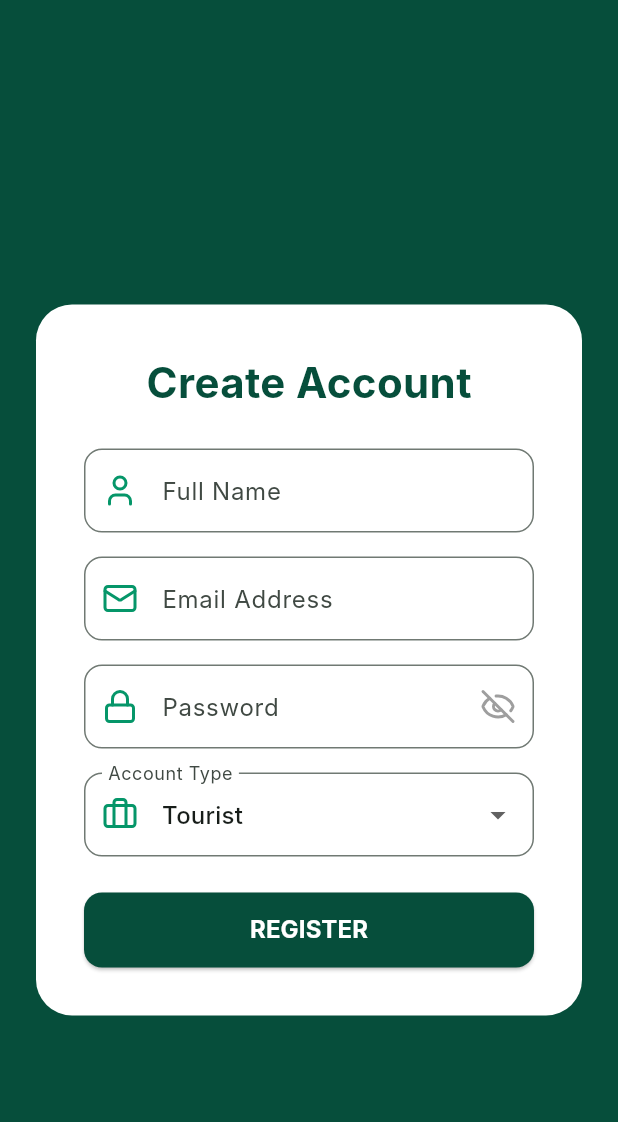
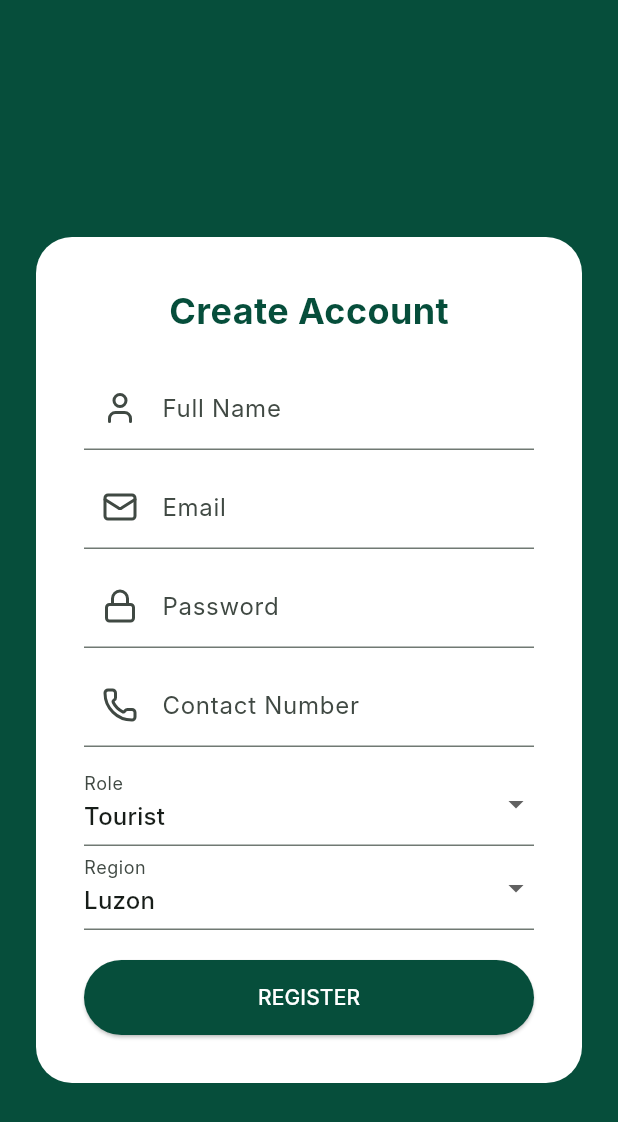
Before and after one commit to Jerry-TheMouse/LakbAi_FullStack, a Flutter app: the SignupScreen screen opened by its route, on a phone screen of 412 x 824 dp. Shown: the top 1122 px of the screen. Run offline on Flutter 3.47's test engine with Material 3 defaults, Android fonts, the phone set to English and light mode, and no system bars; our stand-ins replace flutter_animate, flutter_markdown, flutter_secure_storage, go_router, hive, hive_flutter and 2 more; accounts and stored records are empty; network calls fail; Roboto replaces fonts that are missing (Inter); statements that could not run were skipped.

Commit message:
Fix user.js backend registration crash and update schema

```diff
--- a/frontend/lib/config.dart
+++ b/frontend/lib/config.dart
@@ -1,7 +1,6 @@
 // frontend/lib/config.dart
 
 class AppConfig {
-  // Centralized base URL configuration
-  // Whenever you change networks, change ONLY this single string!
-  static const String baseUrl = 'http://10.0.26.4:3000/api';
+  // Make sure there is NO trailing slash at the end of the URL!
+  static const String baseUrl = 'https://lakbai-jzcw.onrender.com/api';
 }
--- a/frontend/lib/screens/signup_screen.dart
+++ b/frontend/lib/screens/signup_screen.dart
@@ -15,11 +15,11 @@ class _SignupScreenState extends State<SignupScreen> {
   final _nameController = TextEditingController();
   final _emailController = TextEditingController();
   final _passwordController = TextEditingController();
+  final _contactController = TextEditingController();
 
-  // NEW: State variable for password visibility
   bool _obscurePassword = true;
-
-  String _selectedRole = 'user'; // Default to Tourist
+  String _selectedRole = 'tourist'; // Matched to DB
+  String _selectedRegion = 'Luzon';
   bool _isLoading = false;
 
   Future<void> _handleSignup() async {
@@ -30,6 +30,8 @@ class _SignupScreenState extends State<SignupScreen> {
         _emailController.text.trim(),
         _passwordController.text.trim(),
         _selectedRole,
+        _selectedRegion,
+        _contactController.text.trim(),
       );
       if (mounted) context.go('/');
     } catch (e) {
@@ -46,97 +48,57 @@ class _SignupScreenState extends State<SignupScreen> {
   @override
   Widget build(BuildContext context) {
     return Scaffold(
-      backgroundColor: const Color(0xFF064E3B), // Dark emerald for signup
-      appBar: AppBar(
-        backgroundColor: Colors.transparent,
-        elevation: 0,
-        iconTheme: const IconThemeData(color: Colors.white),
-      ),
+      backgroundColor: const Color(0xFF064E3B),
+      appBar: AppBar(backgroundColor: Colors.transparent, elevation: 0),
       body: Center(
         child: SingleChildScrollView(
           padding: const EdgeInsets.all(24.0),
           child: Container(
             padding: const EdgeInsets.all(32.0),
-            decoration: BoxDecoration(
-              color: Colors.white,
-              borderRadius: BorderRadius.circular(24),
-            ),
+            decoration: BoxDecoration(color: Colors.white, borderRadius: BorderRadius.circular(24)),
             child: Column(
-              mainAxisSize: MainAxisSize.min,
               children: [
-                const Text('Create Account', style: TextStyle(fontSize: 28, fontWeight: FontWeight.bold, color: Color(0xFF064E3B))),
-                const SizedBox(height: 24),
+                const Text('Create Account', style: TextStyle(fontSize: 24, fontWeight: FontWeight.bold, color: Color(0xFF064E3B))),
+                const SizedBox(height: 20),
 
-                TextField(
-                  controller: _nameController,
-                  decoration: InputDecoration(
-                    labelText: 'Full Name',
-                    prefixIcon: const Icon(LucideIcons.user, color: Color(0xFF059669)),
-                    border: OutlineInputBorder(borderRadius: BorderRadius.circular(12)),
-                  ),
-                ),
-                const SizedBox(height: 16),
-
-                TextField(
-                  controller: _emailController,
-                  decoration: InputDecoration(
-                    labelText: 'Email Address',
-                    prefixIcon: const Icon(LucideIcons.mail, color: Color(0xFF059669)),
-                    border: OutlineInputBorder(borderRadius: BorderRadius.circular(12)),
-                  ),
-                ),
-                const SizedBox(height: 16),
-
-                TextField(
-                  controller: _passwordController,
-                  obscureText: _obscurePassword, // NEW: Controlled by our variable
-                  decoration: InputDecoration(
-                    labelText: 'Password',
-                    prefixIcon: const Icon(LucideIcons.lock, color: Color(0xFF059669)),
-                    border: OutlineInputBorder(borderRadius: BorderRadius.circular(12)),
-                    // NEW: The clickable Eye Icon
-                    suffixIcon: IconButton(
-                      icon: Icon(
-                        _obscurePassword ? LucideIcons.eyeOff : LucideIcons.eye,
-                        color: Colors.grey,
-                      ),
-                      onPressed: () {
-                        setState(() {
-                          _obscurePassword = !_obscurePassword;
-                        });
-                      },
-                    ),
-                  ),
-                ),
-                const SizedBox(height: 16),
+                TextField(controller: _nameController, decoration: const InputDecoration(labelText: 'Full Name', prefixIcon: Icon(LucideIcons.user))),
+                const SizedBox(height: 10),
+                TextField(controller: _emailController, decoration: const InputDecoration(labelText: 'Email', prefixIcon: Icon(LucideIcons.mail))),
+                const SizedBox(height: 10),
+                TextField(controller: _passwordController, obscureText: _obscurePassword, decoration: const InputDecoration(labelText: 'Password', prefixIcon: Icon(LucideIcons.lock))),
+                const SizedBox(height: 10),
+                TextField(controller: _contactController, decoration: const InputDecoration(labelText: 'Contact Number', prefixIcon: Icon(LucideIcons.phone))),
+                const SizedBox(height: 10),
 
                 DropdownButtonFormField<String>(
-                  initialValue: _selectedRole,
-                  decoration: InputDecoration(
-                    labelText: 'Account Type',
-                    prefixIcon: const Icon(LucideIcons.briefcase, color: Color(0xFF059669)),
-                    border: OutlineInputBorder(borderRadius: BorderRadius.circular(12)),
-                  ),
+                  value: _selectedRole,
+                  decoration: const InputDecoration(labelText: 'Role'),
                   items: const [
-                    DropdownMenuItem(value: 'user', child: Text('Tourist')),
+                    DropdownMenuItem(value: 'tourist', child: Text('Tourist')),
                     DropdownMenuItem(value: 'tourism_office', child: Text('Tourism Office')),
                   ],
-                  onChanged: (value) => setState(() => _selectedRole = value!),
+                  onChanged: (v) => setState(() => _selectedRole = v!),
                 ),
-                const SizedBox(height: 24),
 
+                DropdownButtonFormField<String>(
+                  value: _selectedRegion,
+                  decoration: const InputDecoration(labelText: 'Region'),
+                  items: const [
+                    DropdownMenuItem(value: 'Luzon', child: Text('Luzon')),
+                    DropdownMenuItem(value: 'Visayas', child: Text('Visayas')),
+                    DropdownMenuItem(value: 'Mindanao', child: Text('Mindanao')),
+                  ],
+                  onChanged: (v) => setState(() => _selectedRegion = v!),
+                ),
+
+                const SizedBox(height: 20),
                 SizedBox(
                   width: double.infinity,
                   height: 50,
                   child: ElevatedButton(
                     onPressed: _isLoading ? null : _handleSignup,
-                    style: ElevatedButton.styleFrom(
-                      backgroundColor: const Color(0xFF064E3B),
-                      shape: RoundedRectangleBorder(borderRadius: BorderRadius.circular(12)),
-                    ),
-                    child: _isLoading
-                        ? const CircularProgressIndicator(color: Colors.white)
-                        : const Text('REGISTER', style: TextStyle(color: Colors.white, fontSize: 16, fontWeight: FontWeight.bold)),
+                    style: ElevatedButton.styleFrom(backgroundColor: const Color(0xFF064E3B)),
+                    child: _isLoading ? const CircularProgressIndicator(color: Colors.white) : const Text('REGISTER', style: TextStyle(color: Colors.white)),
                   ),
                 ),
               ],
```
Also changed, not shown: frontend/lib/providers/auth_provider.dart (+41 -39 lines), frontend/lib/screens/explore_screen.dart (+10 -32 lines), frontend/pubspec.lock, 6 other files.
